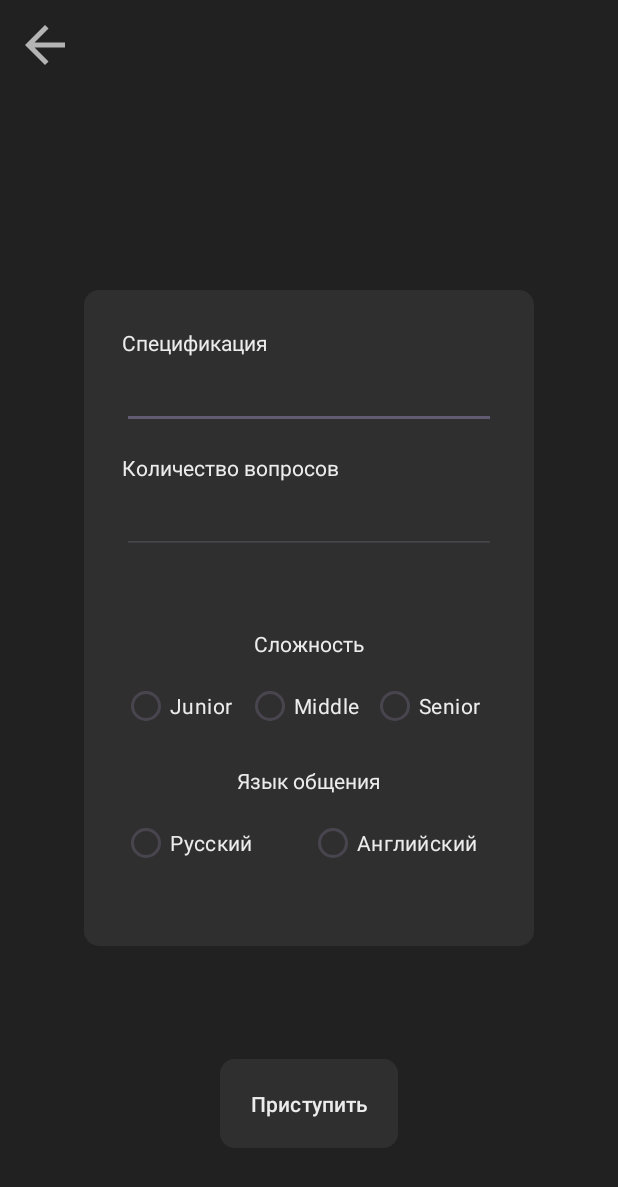
After one commit to VashaAkulka/ConversationHelper, an Android app: the SettingChatActivity screen opened directly, with no data from a screen before it, on a phone screen of 412 x 824 dp. The commit adds this screen. Shown: the top 1187 px of the screen. Run offline under Robolectric (Android 15) with nearby library versions, the phone set to English and light mode, and no system bars.

Commit message:
ui settings, save chats and message

```diff
--- /dev/null
+++ b/app/src/main/java/com/example/conversationhelper/SettingChatActivity.java
@@ -0,0 +1,57 @@
+package com.example.conversationhelper;
+
+import androidx.appcompat.app.AppCompatActivity;
+
+import android.content.Intent;
+import android.os.Bundle;
+import android.view.View;
+import android.widget.EditText;
+import android.widget.RadioButton;
+import android.widget.RadioGroup;
+import android.widget.TextView;
+
+import com.example.conversationhelper.db.Database;
+
+public class SettingChatActivity extends AppCompatActivity {
+
+    private RadioGroup radioGroupDiff;
+    private RadioGroup radioGroupLanguage;
+    private TextView errorMessage;
+
+    @Override
+    protected void onCreate(Bundle savedInstanceState) {
+        super.onCreate(savedInstanceState);
+        setContentView(R.layout.activity_setting_chat);
+
+        radioGroupDiff = findViewById(R.id.radio_group_diff);
+        radioGroupLanguage = findViewById(R.id.radio_group_language);
+        errorMessage = findViewById(R.id.error_text);
+    }
+
+    public void onClickContinue(View view) {
+        String spec = ((EditText)findViewById(R.id.edit_spec)).getText().toString();
+        String questions = ((EditText)findViewById(R.id.edit_number_question)).getText().toString();
+        int checkedIdDiff = radioGroupDiff.getCheckedRadioButtonId();
+        int checkedIdLanguage = radioGroupLanguage.getCheckedRadioButtonId();
+
+        if (checkedIdDiff == -1 || checkedIdLanguage == -1 || spec.isEmpty() || questions.isEmpty()) {
+            errorMessage.setText("Все поля обязательны");
+            return;
+        }
+
+        String diff = ((RadioButton)findViewById(checkedIdDiff)).getText().toString();
+        String language = ((RadioButton)findViewById(checkedIdLanguage)).getText().toString();
+
+        Intent intent = new Intent(SettingChatActivity.this, MessengerActivity.class);
+        Database database = Database.getInstance(getApplicationContext());
+
+        intent.putExtra("CHAT-ID", database.addChat(diff,spec,language,Integer.parseInt(questions)));
+
+        startActivity(intent);
+        finish();
+    }
+
+    public void onClickComeBack(View view) {
+        finish();
+    }
+}
--- a/app/src/main/java/com/example/conversationhelper/adapter/MessageAdapter.java
+++ b/app/src/main/java/com/example/conversationhelper/adapter/MessageAdapter.java
@@ -17,7 +17,7 @@ public class MessageAdapter extends ArrayAdapter<String> {
     private final Context context;
     private final ArrayList<String> messages;
     public MessageAdapter(Context context, ArrayList<String> messages) {
-        super(context, R.layout.list_item, messages);
+        super(context, R.layout.list_item_message, messages);
         this.context = context;
         this.messages = messages;
     }
@@ -25,7 +25,7 @@ public class MessageAdapter extends ArrayAdapter<String> {
     @Override
     public View getView(int position, View convertView, ViewGroup parent) {
         LayoutInflater inflater = (LayoutInflater) context.getSystemService(Context.LAYOUT_INFLATER_SERVICE);
-        View rowView = inflater.inflate(R.layout.list_item, parent, false);
+        View rowView = inflater.inflate(R.layout.list_item_message, parent, false);
 
         TextView messageText = rowView.findViewById(R.id.message_text);
         messageText.setText(messages.get(position));
--- a/app/src/main/java/com/example/conversationhelper/db/DBHelper.java
+++ b/app/src/main/java/com/example/conversationhelper/db/DBHelper.java
@@ -39,7 +39,7 @@ public class DBHelper extends SQLiteOpenHelper {
                 + KEY_DIFFICULTY + " TEXT, "
                 + KEY_SPECIALIZATION + " TEXT, "
                 + KEY_LANGUAGE + " TEXT, "
-                + KEY_STATUS + " TEXT, "
+                + KEY_STATUS + " TEXT DEFAULT 'process', "
                 + KEY_NUMBER_QUESTIONS + " INTEGER, "
                 + KEY_START_TIME + " DATETIME DEFAULT CURRENT_TIMESTAMP)";
 
--- a/app/src/main/res/drawable/baseline_audiotrack_24.xml
+++ b/app/src/main/res/drawable/baseline_add_24.xml
@@ -1,5 +1,5 @@
 <vector android:height="24dp" android:tint="#B4B4B4"
     android:viewportHeight="24" android:viewportWidth="24"
     android:width="24dp" xmlns:android="http://schemas.android.com/apk/res/android">
-    <path android:fillColor="@android:color/white" android:pathData="M12,3v9.28c-0.47,-0.17 -0.97,-0.28 -1.5,-0.28C8.01,12 6,14.01 6,16.5S8.01,21 10.5,21c2.31,0 4.2,-1.75 4.45,-4H15V6h4V3h-7z"/>
+    <path android:fillColor="@android:color/white" android:pathData="M19,13h-6v6h-2v-6H5v-2h6V5h2v6h6v2z"/>
 </vector>
--- /dev/null
+++ b/app/src/main/res/drawable/baseline_arrow_back_24.xml
@@ -0,0 +1,5 @@
+<vector android:autoMirrored="true" android:height="24dp"
+    android:tint="#B4B4B4" android:viewportHeight="24"
+    android:viewportWidth="24" android:width="24dp" xmlns:android="http://schemas.android.com/apk/res/android">
+    <path android:fillColor="@android:color/white" android:pathData="M20,11H7.83l5.59,-5.59L12,4l-8,8 8,8 1.41,-1.41L7.83,13H20v-2z"/>
+</vector>
--- /dev/null
+++ b/app/src/main/res/drawable/baseline_mic_24.xml
@@ -0,0 +1,5 @@
+<vector android:height="24dp" android:tint="#B4B4B4"
+    android:viewportHeight="24" android:viewportWidth="24"
+    android:width="24dp" xmlns:android="http://schemas.android.com/apk/res/android">
+    <path android:fillColor="@android:color/white" android:pathData="M12,14c1.66,0 2.99,-1.34 2.99,-3L15,5c0,-1.66 -1.34,-3 -3,-3S9,3.34 9,5v6c0,1.66 1.34,3 3,3zM17.3,11c0,3 -2.54,5.1 -5.3,5.1S6.7,14 6.7,11L5,11c0,3.41 2.72,6.23 6,6.72L11,21h2v-3.28c3.28,-0.48 6,-3.3 6,-6.72h-1.7z"/>
+</vector>
--- a/app/src/main/res/layout/activity_messenger.xml
+++ b/app/src/main/res/layout/activity_messenger.xml
@@ -43,7 +43,7 @@
         app:layout_constraintEnd_toStartOf="@id/send_button"
         app:layout_constraintStart_toEndOf="@id/edit_message"
         app:layout_constraintTop_toBottomOf="@id/message_history"
-        android:src="@drawable/baseline_audiotrack_24"
+        android:src="@drawable/baseline_mic_24"
         android:background="@drawable/round_button_message_controll"
         android:scaleType="fitXY"
         android:adjustViewBounds="true" />
--- /dev/null
+++ b/app/src/main/res/layout/activity_setting_chat.xml
@@ -0,0 +1,155 @@
+<?xml version="1.0" encoding="utf-8"?>
+<androidx.constraintlayout.widget.ConstraintLayout xmlns:android="http://schemas.android.com/apk/res/android"
+    xmlns:app="http://schemas.android.com/apk/res-auto"
+    xmlns:tools="http://schemas.android.com/tools"
+    android:layout_width="match_parent"
+    android:layout_height="match_parent"
+    tools:context=".SettingChatActivity"
+    android:background="@color/background_color">
+
+    <ImageView
+        android:layout_margin="10dp"
+        android:layout_width="40dp"
+        android:layout_height="40dp"
+        android:src="@drawable/baseline_arrow_back_24"
+        app:layout_constraintTop_toTopOf="parent"
+        app:layout_constraintStart_toStartOf="parent"
+        android:onClick="onClickComeBack"/>
+
+
+
+    <LinearLayout
+        android:id="@+id/settings"
+        android:layout_width="300dp"
+        android:layout_height="wrap_content"
+        android:layout_gravity="center"
+        android:background="@drawable/round_edit_user_message"
+        app:layout_constraintBottom_toBottomOf="parent"
+        app:layout_constraintEnd_toEndOf="parent"
+        app:layout_constraintStart_toStartOf="parent"
+        app:layout_constraintTop_toTopOf="parent"
+        android:orientation="vertical"
+        android:padding="25dp">
+
+        <TextView
+            android:layout_width="wrap_content"
+            android:layout_height="wrap_content"
+            android:text="@string/specification_label"
+            android:textColor="@color/text_color"
+            android:layout_marginBottom="8dp" />
+
+        <EditText
+            android:id="@+id/edit_spec"
+            android:layout_width="match_parent"
+            android:layout_height="wrap_content"
+            android:inputType="text"
+            android:layout_marginBottom="16dp"
+            android:textColor="@color/text_color"
+            android:textSize="14sp"/>
+
+        <TextView
+            android:layout_width="wrap_content"
+            android:layout_height="wrap_content"
+            android:text="@string/question_count_label"
+            android:textColor="@color/text_color"
+            android:layout_marginBottom="8dp" />
+
+        <EditText
+            android:id="@+id/edit_number_question"
+            android:layout_width="match_parent"
+            android:layout_height="wrap_content"
+            android:inputType="number"
+            android:layout_marginBottom="50dp"
+            android:textColor="@color/text_color"
+            android:textSize="14sp" />
+
+        <TextView
+            android:layout_width="wrap_content"
+            android:layout_height="wrap_content"
+            android:text="@string/difficulty_label"
+            android:textColor="@color/text_color"
+            android:layout_marginBottom="8dp"
+            android:layout_gravity="center"/>
+
+        <RadioGroup
+            android:id="@+id/radio_group_diff"
+            android:layout_width="match_parent"
+            android:layout_height="wrap_content"
+            android:orientation="horizontal"
+            android:layout_marginBottom="16dp">
+            <RadioButton
+                android:id="@+id/diff_junior"
+                android:layout_width="0dp"
+                android:layout_height="wrap_content"
+                android:layout_weight="1"
+                android:text="@string/junior_level"
+                android:textColor="@color/text_color" />
+            <RadioButton
+                android:id="@+id/diff_middle"
+                android:layout_width="0dp"
+                android:layout_height="wrap_content"
+                android:layout_weight="1"
+                android:text="@string/middle_level"
+                android:textColor="@color/text_color"/>
+            <RadioButton
+                android:id="@+id/diff_senior"
+                android:layout_width="0dp"
+                android:layout_height="wrap_content"
+                android:layout_weight="1"
+                android:text="@string/senior_level"
+                android:textColor="@color/text_color"/>
+        </RadioGroup>
+
+        <TextView
+            android:layout_width="wrap_content"
+            android:layout_height="wrap_content"
+            android:text="@string/language_label"
+            android:textColor="@color/text_color"
+            android:layout_marginBottom="8dp"
+            android:layout_gravity="center"/>
+
+        <RadioGroup
+            android:id="@+id/radio_group_language"
+            android:layout_width="match_parent"
+            android:layout_height="wrap_content"
+            android:orientation="horizontal">
+            <RadioButton
+                android:id="@+id/language_ru"
+                android:layout_width="0dp"
+                android:layout_height="wrap_content"
+                android:layout_weight="1"
+                android:text="@string/russian_language"
+                android:textColor="@color/text_color"/>
+            <RadioButton
+                android:id="@+id/language_en"
+                android:layout_width="0dp"
+                android:layout_height="wrap_content"
+                android:layout_weight="1"
+                android:text="@string/english_language"
+                android:textColor="@color/text_color"/>
+        </RadioGroup>
+
+        <TextView
+            android:id="@+id/error_text"
+            android:layout_width="wrap_content"
+            android:layout_height="wrap_content"
+            android:textColor="@color/error_message"
+            android:layout_gravity="center"/>
+    </LinearLayout>
+
+    <Button
+        android:layout_width="wrap_content"
+        android:layout_height="wrap_content"
+        android:layout_marginTop="16dp"
+        android:backgroundTint="@color/message_background_color"
+        android:padding="20dp"
+        android:text="@string/continue_button"
+        android:textColor="@color/text_color"
+        app:cornerRadius="10dp"
+        app:layout_constraintBottom_toBottomOf="parent"
+        app:layout_constraintEnd_toEndOf="parent"
+        app:layout_constraintStart_toStartOf="parent"
+        app:layout_constraintTop_toBottomOf="@id/settings"
+        android:onClick="onClickContinue"/>
+
+</androidx.constraintlayout.widget.ConstraintLayout>
--- a/app/src/main/res/values/colors.xml
+++ b/app/src/main/res/values/colors.xml
@@ -6,4 +6,5 @@
     <color name="hint_color">#b4b4b4</color>
     <color name="background_color">#212121</color>
     <color name="message_background_color">#2f2f2f</color>
+    <color name="error_message">#CF1010</color>
 </resources>
--- a/app/src/main/res/values/strings.xml
+++ b/app/src/main/res/values/strings.xml
@@ -1,4 +1,14 @@
 <resources>
     <string name="app_name">ConversationHelper</string>
     <string name="hint_button_send">Сообщение</string>
+    <string name="continue_button">Приступить</string>
+    <string name="difficulty_label">Сложность</string>
+    <string name="language_label">Язык общения</string>
+    <string name="specification_label">Спецификация</string>
+    <string name="question_count_label">Количество вопросов</string>
+    <string name="russian_language">Русский</string>
+    <string name="english_language">Английский</string>
+    <string name="junior_level">Junior</string>
+    <string name="middle_level">Middle</string>
+    <string name="senior_level">Senior</string>
 </resources>
--- a/app/src/main/res/values/themes.xml
+++ b/app/src/main/res/values/themes.xml
@@ -2,7 +2,7 @@
     <!-- Base application theme. -->
     <style name="Base.Theme.ConversationHelper" parent="Theme.Material3.DayNight.NoActionBar">
         <!-- Customize your light theme here. -->
-        <!-- <item name="colorPrimary">@color/my_light_primary</item> -->
+        <item name="colorPrimary">@color/hint_color</item>
     </style>
 
     <style name="Theme.ConversationHelper" parent="Base.Theme.ConversationHelper" />
```
Also changed, not shown: app/src/main/AndroidManifest.xml (+7 -1 lines), app/src/main/java/com/example/conversationhelper/ListChatsActivity.java (added, +21 -0 lines), app/src/main/java/com/example/conversationhelper/MessengerActivity.java (+10 -2 lines), app/src/main/java/com/example/conversationhelper/db/Database.java (+19 -0 lines), app/src/main/res/layout/activity_list_chats.xml (added, +34 -0 lines), app/src/main/res/layout/list_item_message.xml (renamed from app/src/main/res/layout/list_item.xml).
